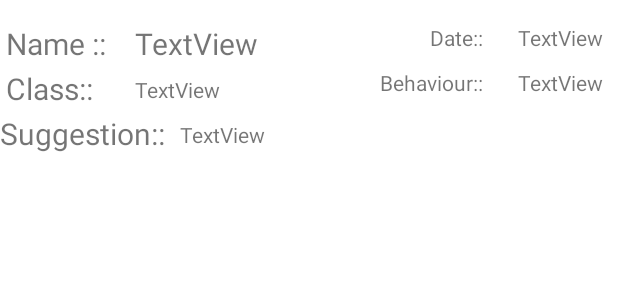
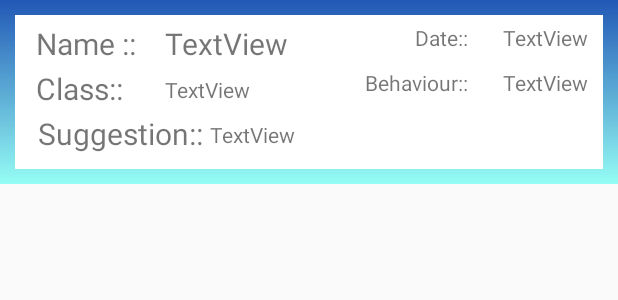
Before and after one commit to Deepanshuchauhan123/Education-System-App, an Android app: the layout report_list_item.xml on its own in the app's theme, with its tools: preview values and no code run, on a phone screen of 412 x 824 dp. Shown: the top 300 px of the screen. Run offline under Robolectric (Android 15) with nearby library versions, the phone set to English and light mode, and no system bars.

Commit message:
next_step14

```diff
--- a/app/src/main/java/com/example/app_deepanshu/School_login.java
+++ b/app/src/main/java/com/example/app_deepanshu/School_login.java
@@ -78,7 +78,9 @@ public class School_login extends AppCompatActivity implements View.OnClickListe
                     Intent intent = new Intent(School_login.this, school_main_grid.class);
                     intent.addFlags(Intent.FLAG_ACTIVITY_CLEAR_TOP);
                     startActivity(intent);
-                    simpleProgressBar.setVisibility(View.VISIBLE);
+                    simpleProgressBar.setVisibility(View.INVISIBLE);
+                    aadhar.setText("");
+                    password.setText("");
 
                 } else {
 
@@ -87,6 +89,7 @@ public class School_login extends AppCompatActivity implements View.OnClickListe
             }
             @Override
             public void onFailure(Call<stu_login> call, Throwable t) {
+                simpleProgressBar.setVisibility(View.INVISIBLE);
                 Toast.makeText(getApplicationContext(),t.getMessage(),Toast.LENGTH_LONG).show();
             }
         });
@@ -97,6 +100,7 @@ public class School_login extends AppCompatActivity implements View.OnClickListe
         switch (view.getId())
         {
             case R.id.button_login:
+                simpleProgressBar.setVisibility(View.VISIBLE);
                 if (SystemClock.elapsedRealtime() - lastClickTime < 1000){
                     return;
                 }
--- a/app/src/main/res/layout/activity_add__student.xml
+++ b/app/src/main/res/layout/activity_add__student.xml
@@ -4,7 +4,7 @@
     xmlns:tools="http://schemas.android.com/tools"
     android:layout_width="match_parent"
     android:layout_height="match_parent"
-    android:background="@drawable/teacher_main_bg"
+    android:background="@drawable/chauhan1"
     tools:context=".Add_Student">
 
     <LinearLayout
--- a/app/src/main/res/layout/activity_csr__post__school.xml
+++ b/app/src/main/res/layout/activity_csr__post__school.xml
@@ -5,7 +5,7 @@
     android:layout_width="match_parent"
     android:layout_height="match_parent"
     tools:context=".CSR_Post_School"
-    android:background="@drawable/main_background">
+    android:background="@drawable/chauhan1">
 
     <LinearLayout
         android:layout_width="match_parent"
--- a/app/src/main/res/layout/report_list_item.xml
+++ b/app/src/main/res/layout/report_list_item.xml
@@ -1,15 +1,19 @@
 <?xml version="1.0" encoding="utf-8"?>
 <ScrollView xmlns:android="http://schemas.android.com/apk/res/android"
-    android:orientation="vertical" android:layout_width="match_parent"
-    android:layout_height="match_parent"
-    android:background="#ffffff">
-
-
+    android:orientation="vertical"
+    android:layout_width="match_parent"
+    android:layout_height="wrap_content"
+    android:background="@drawable/chauhan1"
+    >
 
     <RelativeLayout
         android:layout_width="match_parent"
         android:layout_marginTop="10dp"
-        android:layout_height="match_parent"
+        android:layout_height="wrap_content"
+        android:paddingBottom="10dp"
+        android:background="#ffffff"
+        android:layout_margin="10dp"
+        android:paddingLeft="10dp"
         android:orientation="vertical">
 
         <TextView
@@ -80,6 +84,7 @@
             android:layout_width="match_parent"
             android:layout_height="wrap_content"
             android:layout_marginTop="65dp"
+            android:layout_marginLeft="5dp"
             android:textSize="20sp"
             android:text="@string/suggs"/>
 
```
Also changed, not shown: app/src/main/java/com/example/app_deepanshu/first_cat.java (+0 -10 lines), app/src/main/java/com/example/app_deepanshu/student_login.java (+6 -1 lines).
